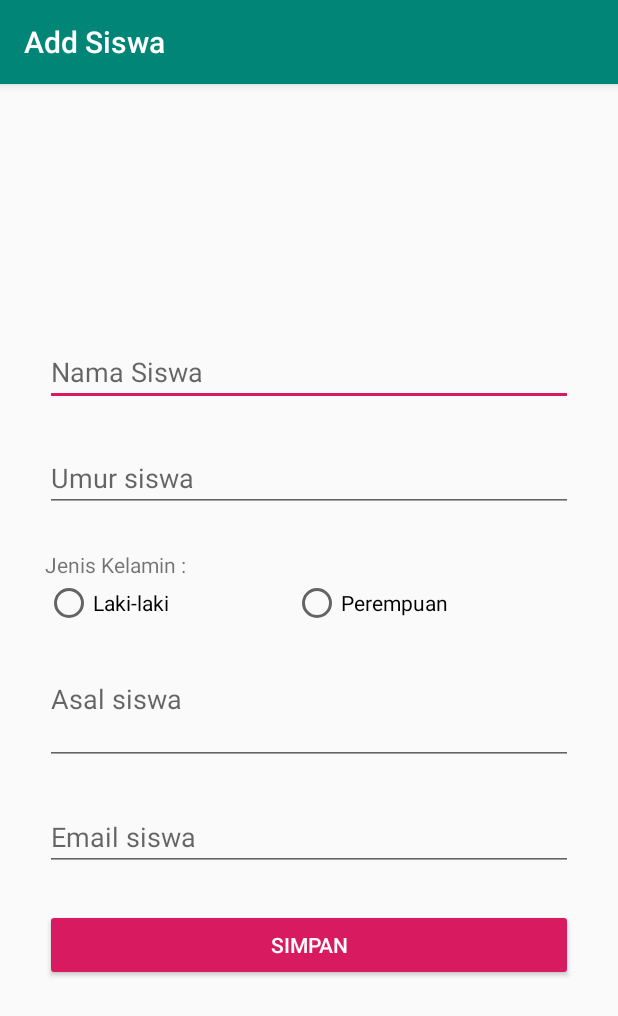
After one commit to firdaus1453/DatabaseSiswa, an Android app: the TambahSiswaActivity screen opened directly, with no data from a screen before it, on a phone screen of 412 x 824 dp. The commit adds this screen. Shown: the top 1016 px of the screen. Run offline under Robolectric (Android 15) with nearby library versions, the phone set to English and light mode, and no system bars; our stand-ins replace ButterKnife, Room's generated code.

Commit message:
Add MainSiswa to show Data Siswa user can add siswa

```diff
--- a/app/build.gradle
+++ b/app/build.gradle
@@ -37,4 +37,10 @@ dependencies {
     /* Room */
     implementation 'android.arch.persistence.room:runtime:1.1.1'
     annotationProcessor 'android.arch.persistence.room:compiler:1.1.1'
+
+    // Circle image
+    implementation 'de.hdodenhof:circleimageview:3.0.0'
+
+    // TextDrawable
+    implementation 'com.amulyakhare:com.amulyakhare.textdrawable:1.0.1'
 }
--- a/app/src/main/java/me/firdaus1453/databasesiswa/db/KelasDao.java
+++ b/app/src/main/java/me/firdaus1453/databasesiswa/db/KelasDao.java
@@ -9,6 +9,7 @@ import android.arch.persistence.room.Update;
 import java.util.List;
 
 import me.firdaus1453.databasesiswa.model.KelasModel;
+import me.firdaus1453.databasesiswa.model.SiswaModel;
 
 /**
  * Created by firdaus1453 on 1/17/2019.
@@ -31,4 +32,20 @@ public interface KelasDao {
     // Mengupdate data
     @Update
     void update(KelasModel kelasModel);
+
+    // Mengambil data siswa
+    @Query("SELECT * FROM TB_SISWA WHERE id_kelas = :id_kelas ORDER BY nama_siswa ASC")
+    List<SiswaModel> selectSiswa(int id_kelas);
+
+    // Memasukkan data siswa
+    @Insert
+    void insertSiswa(SiswaModel siswaModel);
+
+    // Menghapus data siswa
+    @Delete
+    void deleteSiswa(SiswaModel siswaModel);
+
+    // Mengupdate data
+    @Update
+    void updateSiswa(SiswaModel siswaModel);
 }
--- a/app/src/main/java/me/firdaus1453/databasesiswa/db/SiswaDatabase.java
+++ b/app/src/main/java/me/firdaus1453/databasesiswa/db/SiswaDatabase.java
@@ -6,11 +6,12 @@ import android.arch.persistence.room.RoomDatabase;
 import android.content.Context;
 
 import me.firdaus1453.databasesiswa.model.KelasModel;
+import me.firdaus1453.databasesiswa.model.SiswaModel;
 
 /**
  * Created by firdaus1453 on 1/17/2019.
  */
-@Database(entities = KelasModel.class, version = 1)
+@Database(entities = {KelasModel.class,SiswaModel.class}, version = 2)
 public abstract class SiswaDatabase extends RoomDatabase {
 
     public abstract KelasDao kelasDao();
@@ -21,7 +22,7 @@ public abstract class SiswaDatabase extends RoomDatabase {
     public static SiswaDatabase createDatabase(Context context){
         synchronized (SiswaDatabase.class){
             if (INSTANCE == null){
-                INSTANCE = Room.databaseBuilder(context, SiswaDatabase.class, "db_siswa").allowMainThreadQueries().build();
+                INSTANCE = Room.databaseBuilder(context, SiswaDatabase.class, "db_siswa").allowMainThreadQueries().fallbackToDestructiveMigration().build();
             }
         }
         return INSTANCE;
--- /dev/null
+++ b/app/src/main/java/me/firdaus1453/databasesiswa/ui/siswa/TambahSiswaActivity.java
@@ -0,0 +1,110 @@
+package me.firdaus1453.databasesiswa.ui.siswa;
+
+import android.os.Bundle;
+import android.support.v7.app.AppCompatActivity;
+import android.view.View;
+import android.widget.Button;
+import android.widget.EditText;
+import android.widget.RadioButton;
+import android.widget.RadioGroup;
+import android.widget.Toast;
+
+import butterknife.BindView;
+import butterknife.ButterKnife;
+import butterknife.OnClick;
+import me.firdaus1453.databasesiswa.R;
+import me.firdaus1453.databasesiswa.db.Constant;
+import me.firdaus1453.databasesiswa.db.SiswaDatabase;
+import me.firdaus1453.databasesiswa.model.SiswaModel;
+
+public class TambahSiswaActivity extends AppCompatActivity {
+
+    @BindView(R.id.edtNamaSiswa)
+    EditText edtNamaSiswa;
+    @BindView(R.id.edtUmur)
+    EditText edtUmur;
+    @BindView(R.id.radio_laki)
+    RadioButton radioLaki;
+    @BindView(R.id.radio_perempuan)
+    RadioButton radioPerempuan;
+    @BindView(R.id.edtAsal)
+    EditText edtAsal;
+    @BindView(R.id.edtEmail)
+    EditText edtEmail;
+    @BindView(R.id.btnSimpan)
+    Button btnSimpan;
+    @BindView(R.id.radio_jenis_kelamin)
+    RadioGroup radioJenisKelaminGroup;
+    RadioButton radioJenisKelaminButton;
+
+    private SiswaDatabase siswaDatabase;
+
+    private int id_kelas;
+    private String namaSiswa, asal, umur, jenis_kelamin, email;
+    @Override
+    protected void onCreate(Bundle savedInstanceState) {
+        super.onCreate(savedInstanceState);
+        setContentView(R.layout.activity_tambah_siswa);
+        ButterKnife.bind(this);
+
+        setTitle("Add Siswa");
+        id_kelas = getIntent().getIntExtra(Constant.KEY_ID_KELAS,0);
+
+        siswaDatabase = SiswaDatabase.createDatabase(this);
+    }
+
+    @OnClick(R.id.btnSimpan)
+    public void onViewClicked() {
+        getData();
+
+        saveData();
+
+        clearData();
+
+        Toast.makeText(this, "Berhasil disimpan", Toast.LENGTH_SHORT).show();
+
+        finish();
+    }
+
+    private void clearData() {
+        edtAsal.setText("");
+        edtEmail.setText("");
+        edtNamaSiswa.setText("");
+        edtUmur.setText("");
+        radioJenisKelaminGroup.clearCheck();
+    }
+
+    private void saveData() {
+        SiswaModel siswaModel = new SiswaModel();
+
+        siswaModel.setId_kelas(id_kelas);
+        siswaModel.setNama_siswa(namaSiswa);
+        siswaModel.setAsal(asal);
+        siswaModel.setUmur(umur);
+        siswaModel.setEmail(email);
+        siswaModel.setJenis_kelamin(jenis_kelamin);
+
+        siswaDatabase.kelasDao().insertSiswa(siswaModel);
+    }
+
+    private void getData() {
+        namaSiswa = edtNamaSiswa.getText().toString();
+        asal = edtAsal.getText().toString();
+        umur = edtUmur.getText().toString();
+        email = edtEmail.getText().toString();
+    }
+
+    @OnClick({R.id.radio_laki, R.id.radio_perempuan})
+    public void onViewClicked(View view) {
+        switch (view.getId()) {
+            case R.id.radio_laki:
+                jenis_kelamin = radioLaki.getText().toString();
+                break;
+            case R.id.radio_perempuan:
+                jenis_kelamin = radioPerempuan.getText().toString();
+                break;
+        }
+    }
+
+
+}
--- /dev/null
+++ b/app/src/main/res/layout/activity_tambah_siswa.xml
@@ -0,0 +1,79 @@
+<?xml version="1.0" encoding="utf-8"?>
+<LinearLayout xmlns:android="http://schemas.android.com/apk/res/android"
+    android:layout_width="match_parent"
+    android:layout_height="match_parent"
+    android:orientation="vertical"
+    android:padding="30dp"
+    android:gravity="center">
+
+    <EditText
+        android:id="@+id/edtNamaSiswa"
+        android:layout_width="match_parent"
+        android:layout_height="wrap_content"
+        android:hint="Nama Siswa"
+        android:layout_marginBottom="25dp"/>
+
+    <EditText
+        android:inputType="number"
+        android:id="@+id/edtUmur"
+        android:layout_width="match_parent"
+        android:layout_height="wrap_content"
+        android:hint="Umur siswa"
+        android:layout_marginBottom="25dp"/>
+
+    <TextView
+        android:layout_width="match_parent"
+        android:layout_height="wrap_content"
+        android:text="Jenis Kelamin :"/>
+
+    <RadioGroup
+        android:id="@+id/radio_jenis_kelamin"
+        android:orientation="horizontal"
+        android:layout_width="match_parent"
+        android:layout_height="wrap_content"
+        android:layout_marginBottom="25dp">
+
+        <RadioButton
+            android:id="@+id/radio_laki"
+            android:layout_width="wrap_content"
+            android:layout_height="wrap_content"
+            android:text="Laki-laki"
+            android:layout_weight="1"/>
+
+        <RadioButton
+            android:id="@+id/radio_perempuan"
+            android:layout_weight="1"
+            android:layout_width="wrap_content"
+            android:layout_height="wrap_content"
+            android:text="Perempuan"/>
+
+    </RadioGroup>
+
+    <EditText
+        android:inputType="textMultiLine"
+        android:lines="2"
+        android:maxLines="3"
+        android:id="@+id/edtAsal"
+        android:gravity="top|left"
+        android:layout_width="match_parent"
+        android:layout_height="wrap_content"
+        android:hint="Asal siswa"
+        android:layout_marginBottom="25dp"/>
+
+    <EditText
+        android:id="@+id/edtEmail"
+        android:layout_width="match_parent"
+        android:layout_height="wrap_content"
+        android:hint="Email siswa"
+        android:inputType="textEmailAddress"
+        android:layout_marginBottom="25dp"/>
+
+    <Button
+        android:id="@+id/btnSimpan"
+        android:layout_width="match_parent"
+        android:layout_height="wrap_content"
+        style="@style/Widget.AppCompat.Button.Colored"
+        android:text="Simpan"
+        />
+
+</LinearLayout>
```
Also changed, not shown: app/src/main/AndroidManifest.xml (+10 -2 lines), app/src/main/java/me/firdaus1453/databasesiswa/adapter/KelasAdapter.java (+20 -6 lines), app/src/main/java/me/firdaus1453/databasesiswa/adapter/SiswaAdapter.java (added, +83 -0 lines), app/src/main/java/me/firdaus1453/databasesiswa/model/SiswaModel.java (added, +92 -0 lines), app/src/main/java/me/firdaus1453/databasesiswa/ui/siswa/MainSiswaActivity.java (added, +73 -0 lines), app/src/main/java/me/firdaus1453/databasesiswa/ui/siswa/UpdateSiswaActivity.java (added, +15 -0 lines), app/src/main/res/layout/activity_main_siswa.xml (added, +23 -0 lines), app/src/main/res/layout/activity_update_siswa.xml (added, +78 -0 lines), app/src/main/res/layout/item_kelas.xml (+22 -28 lines), app/src/main/res/layout/item_siswa.xml (added, +31 -0 lines).
